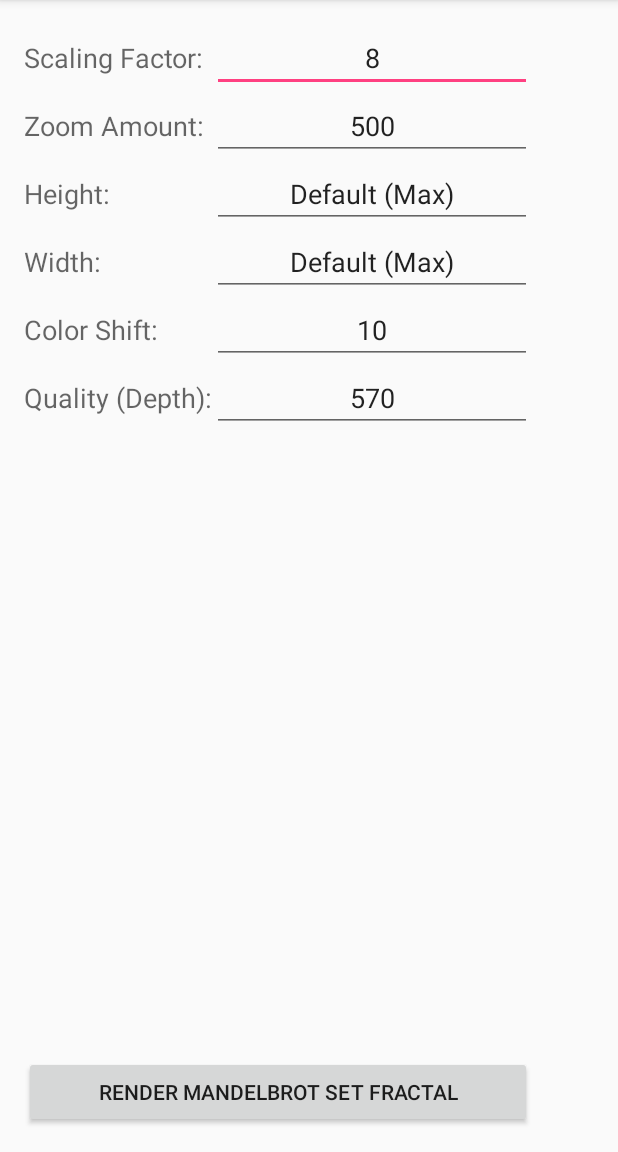
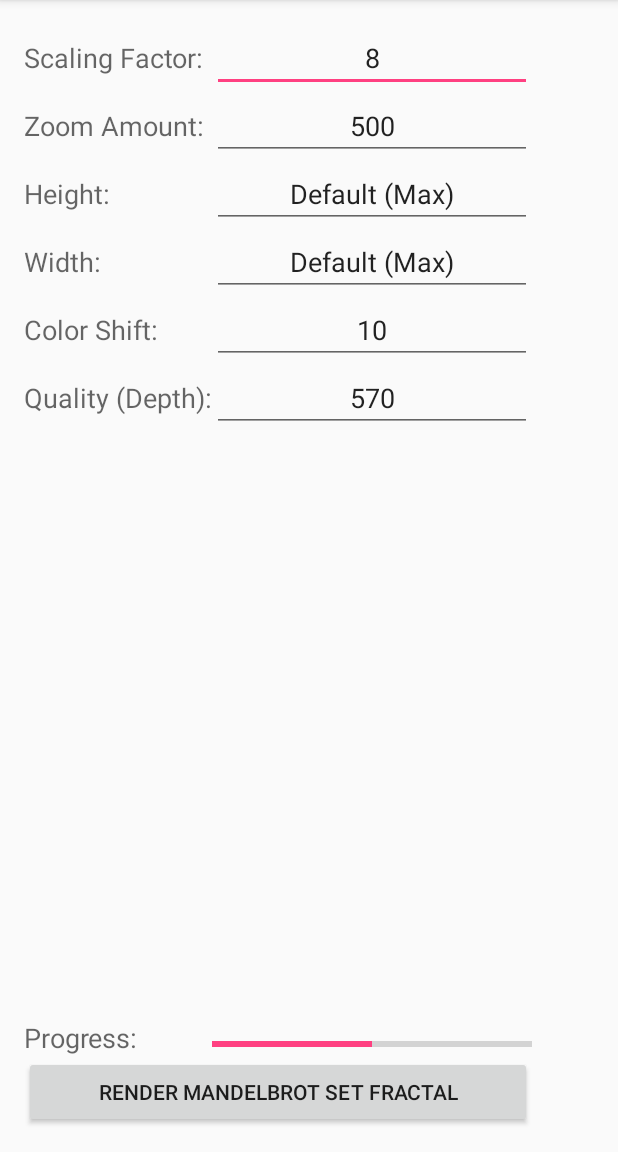
Before and after one commit to MathBunny/android-fractal-generator, an Android app: the screen it shows after launch (CustomizationScreen), on a phone screen of 412 x 824 dp, the part 84-1236 px from its top. Run offline under Robolectric (Android 15) with nearby library versions, the phone set to English and light mode, and no system bars.

Commit message:
Add screenshot

```diff
--- a/app/src/main/java/ca/horatiu/fractles/CustomizationScreen.java
+++ b/app/src/main/java/ca/horatiu/fractles/CustomizationScreen.java
@@ -5,8 +5,9 @@ import android.os.Bundle;
 import android.view.View;
 import android.widget.EditText;
 import android.content.Intent;
-
-
+import android.widget.ProgressBar;
+import android.graphics.Bitmap;
+import android.graphics.Matrix;
 
 
 public class CustomizationScreen extends AppCompatActivity {
@@ -17,11 +18,18 @@ public class CustomizationScreen extends AppCompatActivity {
     public final static String COLOR_SHIFT = "ca.horatiulazu.fractals.COLOR_SHIFT";
     public final static String QUALITY_DEPTH = "ca.horatiulazu.fractals.QUALITY_DEPTH";
 
+    public static ProgressBar progress;
+
 
     @Override
     protected void onCreate(Bundle savedInstanceState) {
         super.onCreate(savedInstanceState);
         setContentView(R.layout.activity_customization_screen);
+    }
+
+    public void addProgressBar(){
+        CustomizationScreen.progress = (ProgressBar)findViewById(R.id.progressBar);
+        //progress.setProgress(progressVal);
     }
 
     public void render(View view){
@@ -82,6 +90,8 @@ public class CustomizationScreen extends AppCompatActivity {
         render.putExtra(WIDTH, width);
         render.putExtra(COLOR_SHIFT, colorShift);
         render.putExtra(QUALITY_DEPTH, qualityDepth);
+        //render.putExtra("PROGRESS", (ProgressBar)findViewById(R.id.progressBar));
+        addProgressBar();
         startActivity(render);
     }
 }
--- a/app/src/main/res/layout/activity_customization_screen.xml
+++ b/app/src/main/res/layout/activity_customization_screen.xml
@@ -136,6 +136,25 @@
             android:textAlignment="center"
             android:text="@string/_default_quality" />
 
+        <TextView
+            android:layout_width="wrap_content"
+            android:layout_height="wrap_content"
+            android:textAppearance="?android:attr/textAppearanceMedium"
+            android:text="@string/loading"
+            android:id="@+id/textView7"
+            android:layout_row="16"
+            android:layout_column="0" />
+
+        <ProgressBar
+            style="?android:attr/progressBarStyleHorizontal"
+            android:layout_width="wrap_content"
+            android:layout_height="wrap_content"
+            android:id="@+id/progressBar"
+            android:layout_row="16"
+            android:layout_column="2"
+            android:layout_gravity="fill_horizontal|bottom"
+            android:progress="50" />
+
         <Button
             android:layout_width="wrap_content"
             android:layout_height="wrap_content"
--- a/app/src/main/res/values/strings.xml
+++ b/app/src/main/res/values/strings.xml
@@ -13,4 +13,6 @@
     <string name="default_max_width">Default (Max)</string>
     <string name="_default_color">10</string>
     <string name="_default_quality">570</string>
+    <string name="loading_progress">Loading Progress</string>
+    <string name="loading">Progress:</string>
 </resources>
--- a/build.gradle
+++ b/build.gradle
@@ -5,7 +5,7 @@ buildscript {
         jcenter()
     }
     dependencies {
-        classpath 'com.android.tools.build:gradle:2.1.0'
+        classpath 'com.android.tools.build:gradle:2.1.2'
 
         // NOTE: Do not place your application dependencies here; they belong
         // in the individual module build.gradle files
```
Also changed, not shown: app/src/main/java/ca/horatiu/fractles/GenerateBMP.java (added, +72 -0 lines), app/src/main/java/ca/horatiu/fractles/MainActivity.java (+18 -27 lines), 3 other files.
